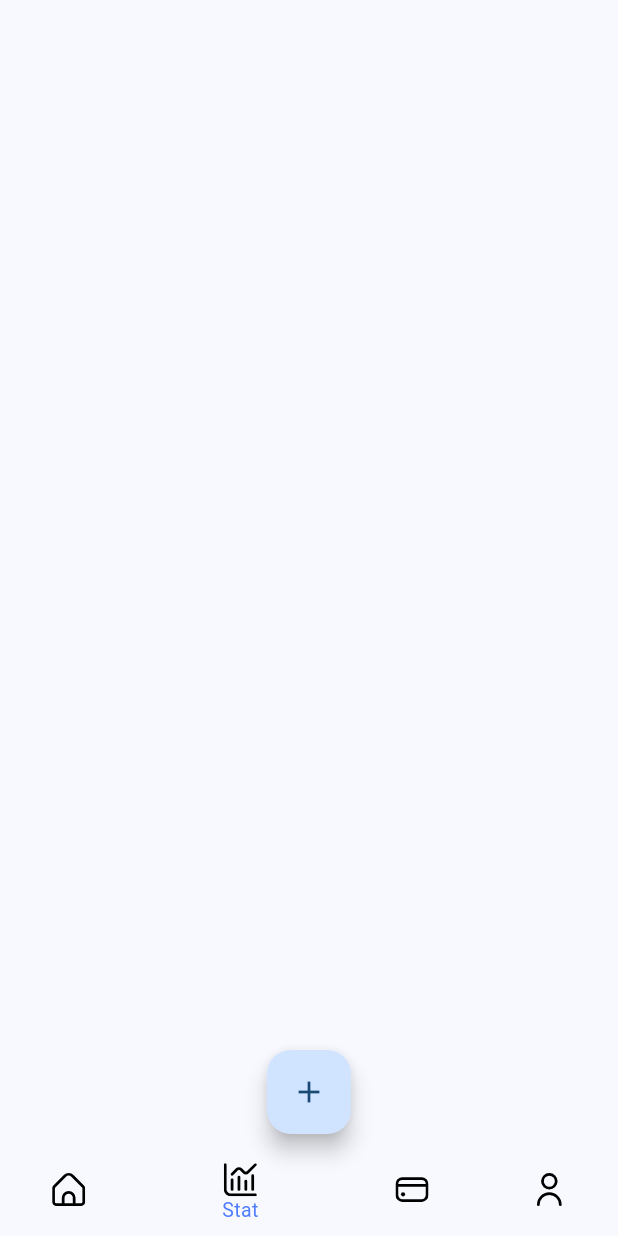
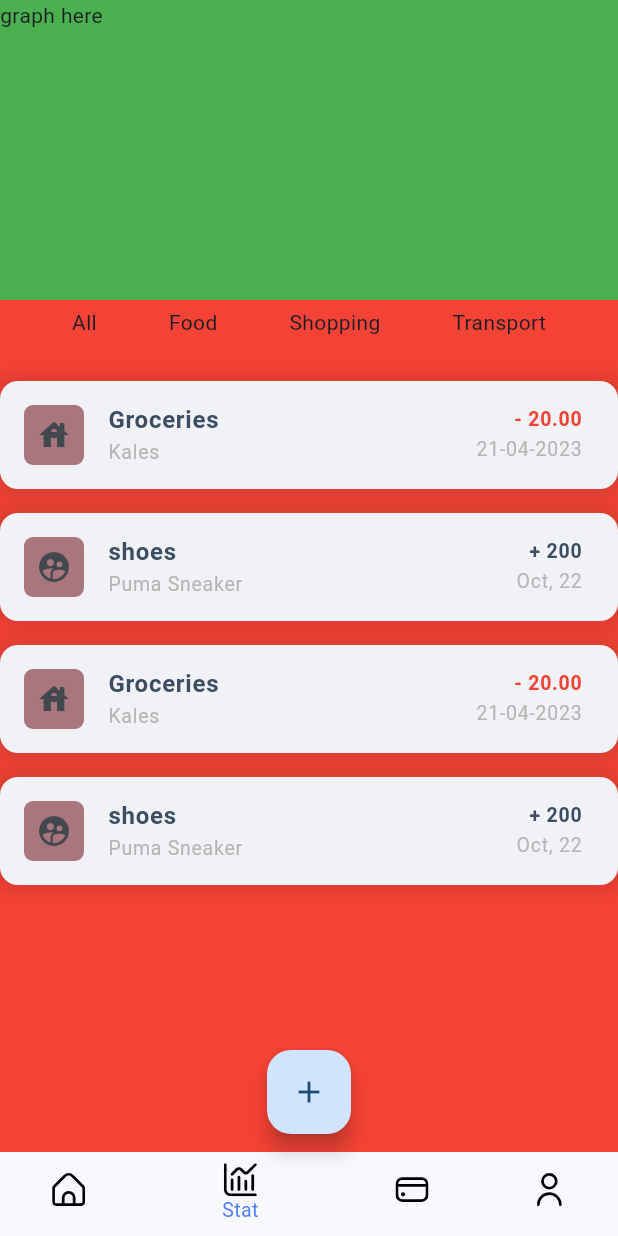
Before and after one commit to evansmwenda/Expensy, a Flutter app: the screen it shows after launch, item 2 of the bottom bar chosen, on a phone screen of 412 x 824 dp. Run offline on Flutter 3.47's test engine with Material 2 defaults, Android fonts, the phone set to English and light mode, and no system bars; our stand-ins replace flutter_svg.

Commit message:
updated ui,fix bugs

```diff
--- a/lib/data/user_info.dart
+++ b/lib/data/user_info.dart
@@ -116,7 +116,7 @@ List<Transaction> transactions2 = [
 
 final userdata = UserInfo(
     name: "Mwenda",
-    totalBalance: "KES 4,500",
+    totalBalance: "4,500",
     inflow: "400",
     outflow: "500",
     transactions: transactions,
--- a/lib/screens/dashboard_page.dart
+++ b/lib/screens/dashboard_page.dart
@@ -1,5 +1,6 @@
 import 'package:expensy/screens/add_transaction.dart';
 import 'package:expensy/screens/profile_tab.dart';
+import 'package:expensy/screens/stats_page.dart';
 import 'package:expensy/utils/constants.dart';
 import 'package:flutter/material.dart';
 import 'package:flutter_svg/svg.dart';
@@ -24,7 +25,7 @@ class _DashboardPageState extends State<DashboardPage> {
         case 0:
           return const HomeTab();
         case 1:
-          return Container();
+          return const StatsPage();
         case 2:
           return Container();
         case 3:
--- a/lib/screens/home_tab.dart
+++ b/lib/screens/home_tab.dart
@@ -41,7 +41,7 @@ class HomeTab extends StatelessWidget {
               child: Column(
                 children: [
                   Text(
-                    userdata.totalBalance,
+                    "\$ ${userdata.totalBalance}",
                     style: Theme.of(context).textTheme.titleLarge?.copyWith(
                           fontWeight: FontWeight.w800,
                       color: fontDark,
--- /dev/null
+++ b/lib/screens/stats_page.dart
@@ -0,0 +1,54 @@
+import 'package:expensy/utils/constants.dart';
+import 'package:flutter/material.dart';
+
+import '../data/user_info.dart';
+import '../widgets/transaction_item_tile.dart';
+
+class StatsPage extends StatefulWidget {
+  const StatsPage({Key? key}) : super(key: key);
+
+  @override
+  State<StatsPage> createState() => _StatsPageState();
+}
+
+class _StatsPageState extends State<StatsPage> {
+
+  @override
+  Widget build(BuildContext context) {
+
+    return Container(
+      color: Colors.red,
+      child: Column(
+        children: [
+          Container(
+            height: 200,
+            width: double.infinity,
+            color: Colors.green,
+            child: Text("graph here"),
+          ),
+          Padding(
+            padding: const EdgeInsets.symmetric(vertical: 5.0),
+            child: Row(
+              mainAxisAlignment: MainAxisAlignment.spaceEvenly,
+              children: [
+                Text("All"),
+                Text("Food"),
+                Text("Shopping"),
+                Text("Transport"),
+              ],
+            ),
+          ),
+          const SizedBox(
+            height: defaultSpacing,
+          ),
+          ...userdata.transactions.map((transaction) => TransactionItemTile(
+            transaction: transaction,
+          )),
+          ...userdata.transactions.map((transaction) => TransactionItemTile(
+            transaction: transaction,
+          )),
+        ],
+      ),
+    );
+  }
+}
--- a/lib/widgets/income_expense_card.dart
+++ b/lib/widgets/income_expense_card.dart
@@ -52,7 +52,8 @@ class IncomeExpenseCard extends StatelessWidget {
                 Padding(
                   padding: const EdgeInsets.only(top: defaultSpacing / 3),
                   child: Text(
-                    "KES ${expenseData.amount}",
+                    expenseData.label == "Expense"  ? "- \$ ${expenseData.amount}" :
+                        "\$ ${expenseData.amount}",
                     style: Theme.of(context).textTheme.titleLarge?.copyWith(
                           color: Colors.white,
                           fontWeight: FontWeight.w600,
```
Also changed, not shown: lib/screens/profile_tab.dart (+7 -7 lines), lib/widgets/settings_item_tile.dart (+7 -6 lines).
